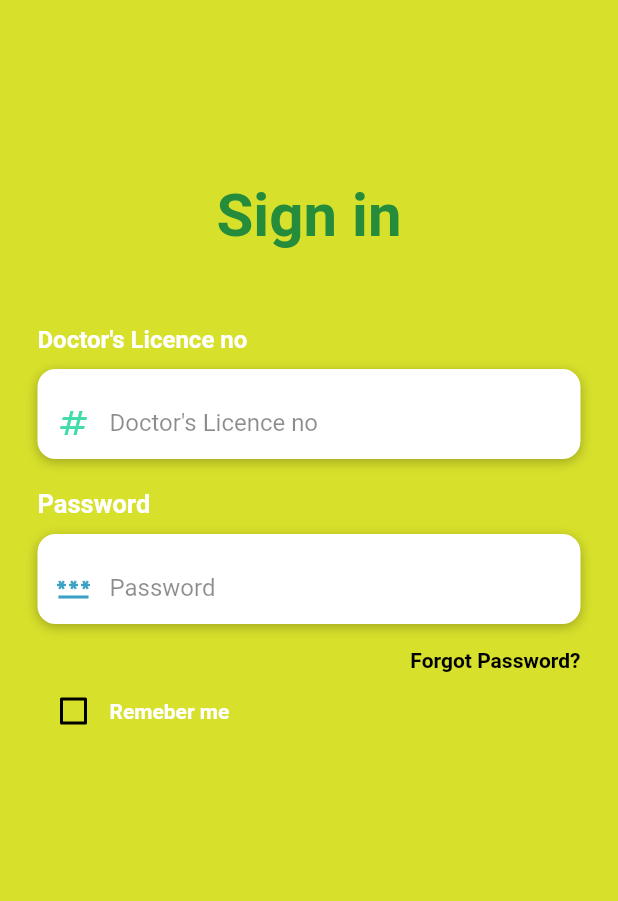
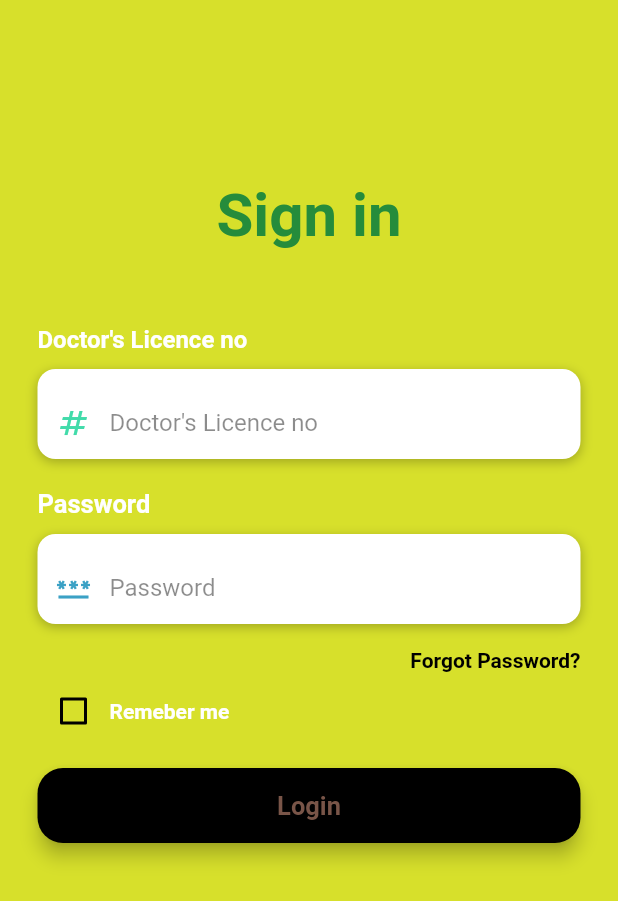
Before and after one commit to MosesColince/TodoAPP, a Flutter app: the screen it shows after launch, on a phone screen of 412 x 824 dp. Shown: the top 901 px of the screen. Run offline on Flutter 3.47's test engine with Material 2 defaults, Android fonts, the phone set to English and light mode, and no system bars.

Commit message:
Create a sign in page#2

```diff
--- a/todoapp/lib/loginscreen/login.dart
+++ b/todoapp/lib/loginscreen/login.dart
@@ -137,7 +137,19 @@ class _LoginScreenState extends State<LoginScreen> {
         elevation: 5,
         onPressed: () => print("Login Pressed"),
         padding: EdgeInsets.all(15),
-      ),
+        shape: RoundedRectangleBorder(
+          borderRadius: BorderRadius.circular(17)
+        ),
+      color: Colors.black,
+      child: Text(
+        "Login",
+        style: TextStyle(
+          color: Colors.brown,
+          fontSize: 17,
+          fontWeight: FontWeight.bold,
+        ),
+      )
+      )
     );
   }
 
@@ -182,6 +194,7 @@ class _LoginScreenState extends State<LoginScreen> {
                       buildPassword(),
                       buildForgotPassWordButton(),
                       buildRememberbutton(),
+                      buildLoginButton()
                     ],
                   ),
                 ),
--- a/todoapp/lib/main.dart
+++ b/todoapp/lib/main.dart
@@ -1,8 +1,8 @@
 
 import 'package:flutter/material.dart';
 import 'package:todoapp/loginscreen/login.dart';
-import 'model/global.dart';
-import 'loginscreen/login.dart';
+//import 'model/global.dart';
+//import 'loginscreen/login.dart';
 
 
 void main() {
```
